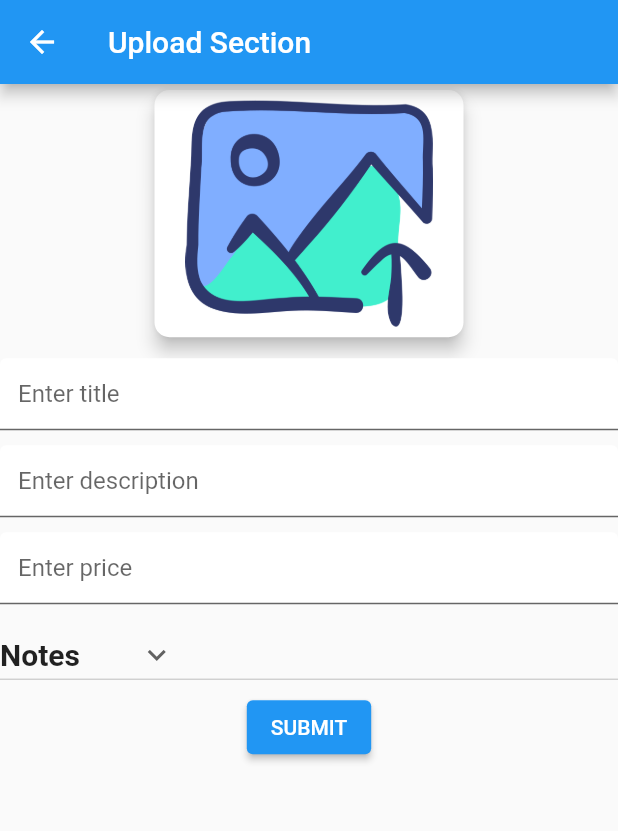
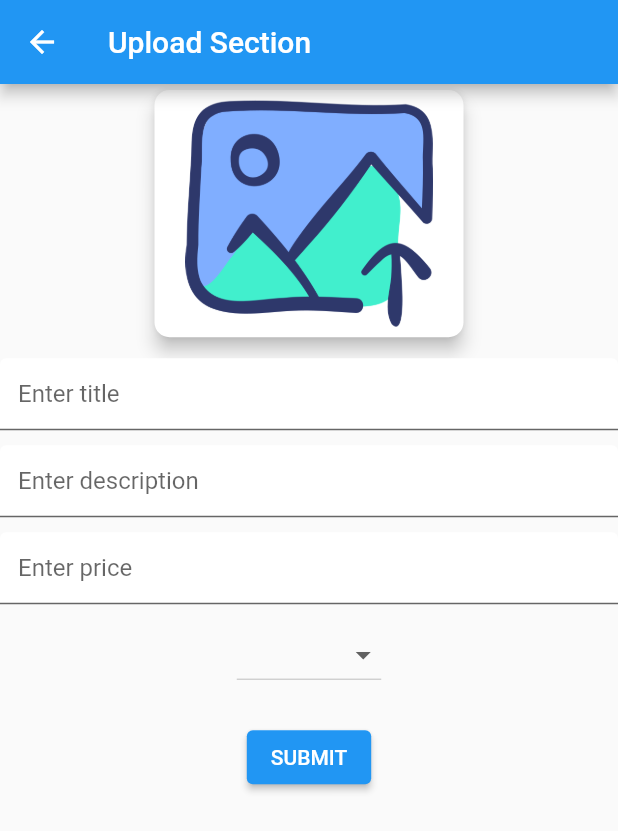
Before and after one commit to rohitranjan753/swapify, a Flutter app: the SellPage screen opened directly, after a tap on "SUBMIT", on a phone screen of 412 x 824 dp. Shown: the top 831 px of the screen. Run offline on Flutter 3.47's test engine with Material 2 defaults, Android fonts, the phone set to English and light mode, and no system bars; our stand-ins replace cloud_firestore, firebase_auth, firebase_core, firebase_storage, font_awesome_flutter, google_fonts and 3 more; accounts and stored records are empty.

Commit message:
some changes

```diff
--- a/lib/AddPageDir/SellDir/sell_page.dart
+++ b/lib/AddPageDir/SellDir/sell_page.dart
@@ -1,13 +1,9 @@
 import 'dart:io';
-
 import 'package:cloud_firestore/cloud_firestore.dart';
 import 'package:firebase_auth/firebase_auth.dart';
 import 'package:firebase_storage/firebase_storage.dart';
 import 'package:flutter/material.dart';
 import 'package:image_picker/image_picker.dart';
-import 'package:line_icons/line_icon.dart';
-
-List<String> list = <String>['One', 'Two', 'Three', 'Four'];
 
 class SellPage extends StatefulWidget {
   const SellPage({Key? key}) : super(key: key);
@@ -17,12 +13,29 @@ class SellPage extends StatefulWidget {
 }
 
 class _SellPageState extends State<SellPage> {
+  String? _selectedFirstValue;
+  String? _selectedSecondValue;
   // Initial Selected Value
-  String dropdownvalue = 'Notes';
+  // String dropdownvalue = 'Notes';
 
   // List of items in our dropdown menu
-  var items = ['Notes','Clothes','Footwear','Stationary','Gadgets'
+  List<String> _firstDropdownOptions = [
+    'Notes',
+    'Clothes',
+    'Footwear',
+    'Stationary',
+    'Gadgets',
   ];
+
+  // Define the options for the second dropdown, based on the selected value of the first dropdown
+  Map<String, List<String>> _secondDropdownOptions = {
+    'Notes': ['DSA', 'DBMS', 'Operating System', 'Java'],
+    'Clothes': ['Formal', 'Ethnic', 'Casual'],
+    'Footwear': ['Sports', 'Formal', 'Casual'],
+    'Stationary': ['Notebook', 'Calculator', 'Pen'],
+    'Gadgets': ['Earphone', 'Charger', 'Speaker'],
+  };
+
   bool _isLoading = false;
   String _titleText = '';
   String _descriptionText = '';
@@ -34,6 +47,8 @@ class _SellPageState extends State<SellPage> {
     String rentTile,
     String rentDes,
     String rentPrice,
+    String firstDropdownValue,
+    String secondDropdownValue,
   ) async {
     setState(() {
       _isLoading = true;
@@ -60,6 +75,8 @@ class _SellPageState extends State<SellPage> {
       'selltitle': rentTile,
       'selldescription': rentDes,
       'sellprice': rentPrice,
+      'majorcategory': firstDropdownValue,
+      'subcategory': secondDropdownValue,
     });
 
     await FirebaseFirestore.instance
@@ -71,6 +88,8 @@ class _SellPageState extends State<SellPage> {
       'selltitle': rentTile,
       'selldescription': rentDes,
       'sellprice': rentPrice,
+      'majorcategory': firstDropdownValue,
+      'subcategory': secondDropdownValue,
       'createdby': currentUser.uid,
       'creatorname': userName,
     });
@@ -101,7 +120,8 @@ class _SellPageState extends State<SellPage> {
       ),
       body: _isLoading
           ? _buildLoadingIndicator()
-          : Column(
+          : SingleChildScrollView(
+              child: Column(
                 children: [
                   GestureDetector(
                     onTap: () {
@@ -123,7 +143,8 @@ class _SellPageState extends State<SellPage> {
                                   fit: BoxFit.cover,
                                 )
                               : DecorationImage(
-                                image: AssetImage('assets/images/upload3.png'),
+                                  image:
+                                      AssetImage('assets/images/upload3.png'),
                                   fit: BoxFit.contain,
                                 ),
                         ),
@@ -178,43 +199,88 @@ class _SellPageState extends State<SellPage> {
                   SizedBox(
                     height: 10,
                   ),
-                Container(
-                  width: myWidth,
-                  child: DropdownButton(
-                    // hint: Text('Select Category'),
-                    // Initial Value
-                    value: dropdownvalue,
+                  // Container(
+                  //   width: myWidth,
+                  //   child: DropdownButton(
+                  //     // hint: Text('Select Category'),
+                  //     // Initial Value
+                  //     value: dropdownvalue,
+                  //
+                  //     // Down Arrow Icon
+                  //     icon: const Icon(Icons.keyboard_arrow_down),
+                  //
+                  //     // Array list of items
+                  //     items: items.map((String items) {
+                  //       return DropdownMenuItem(
+                  //         value: items,
+                  //         child: Text(items,style: TextStyle(fontWeight: FontWeight.bold,fontSize: 20.0),),
+                  //       );
+                  //     }).toList(),
+                  //     // After selecting the desired option,it will
+                  //     // change button value to selected value
+                  //     onChanged: (String? newValue) {
+                  //       setState(() {
+                  //         dropdownvalue = newValue!;
+                  //       });
+                  //     },
+                  //   ),
+                  // ),
 
-                    // Down Arrow Icon
-                    icon: const Icon(Icons.keyboard_arrow_down),
-
-                    // Array list of items
-                    items: items.map((String items) {
+                  // First Dropdown
+                  DropdownButton<String>(
+                    value: _selectedFirstValue,
+                    onChanged: (newValue) {
+                      setState(() {
+                        _selectedFirstValue = newValue;
+                        // Set the selected value of the second dropdown to null, to reset it
+                        _selectedSecondValue = null;
+                      });
+                    },
+                    items: _firstDropdownOptions.map((option) {
                       return DropdownMenuItem(
-                        value: items,
-                        child: Text(items,style: TextStyle(fontWeight: FontWeight.bold,fontSize: 20.0),),
+                        child: Text(option),
+                        value: option,
                       );
                     }).toList(),
-                    // After selecting the desired option,it will
-                    // change button value to selected value
-                    onChanged: (String? newValue) {
+                  ),
+                  SizedBox(height: 20),
+                  // Second Dropdown, only visible when first dropdown is selected
+                  if (_selectedFirstValue != null)
+                    DropdownButton<String>(
+                      value: _selectedSecondValue,
+                      onChanged: (newValue) {
                         setState(() {
-                        dropdownvalue = newValue!;
+                          _selectedSecondValue = newValue;
                         });
                       },
+                      items: _secondDropdownOptions[_selectedFirstValue]!
+                          .map((option) {
+                        return DropdownMenuItem(
+                          child: Text(option),
+                          value: option,
+                        );
+                      }).toList(),
                     ),
-                ),
+
                   ElevatedButton(
                     onPressed: () {
                       _uploadToFirebase(
-                        _image!, _titleText, _descriptionText, _rentalPrice);
+                          _image!,
+                          _titleText,
+                          _descriptionText,
+                          _rentalPrice,
+                          _selectedFirstValue!,
+                          _selectedSecondValue!);
                       setState(() {
                         _image = null;
+                        _selectedFirstValue=null;
+                        _selectedSecondValue=null;
                       });
                     },
                     child: Text('SUBMIT'),
                   ),
                 ],
+              ),
             ),
     );
   }
--- a/lib/AddPageDir/add_page.dart
+++ b/lib/AddPageDir/add_page.dart
@@ -1,6 +1,5 @@
 import 'package:flutter/material.dart';
 import 'package:vbuddyproject/AddPageDir/SellDir/sell_page.dart';
-import 'package:vbuddyproject/SearchPageDir/SearchPage.dart';
 
 class AddPage extends StatefulWidget {
   const AddPage({Key? key}) : super(key: key);
```
Also changed, not shown: lib/HomePageDir/home_category_horizontal_row.dart (+8 -52 lines), lib/HomePageDir/home_page.dart (+47 -43 lines), assets/images/vbuddy_pic3.png (added). Lines whose indentation alone changed are shown as unchanged.
